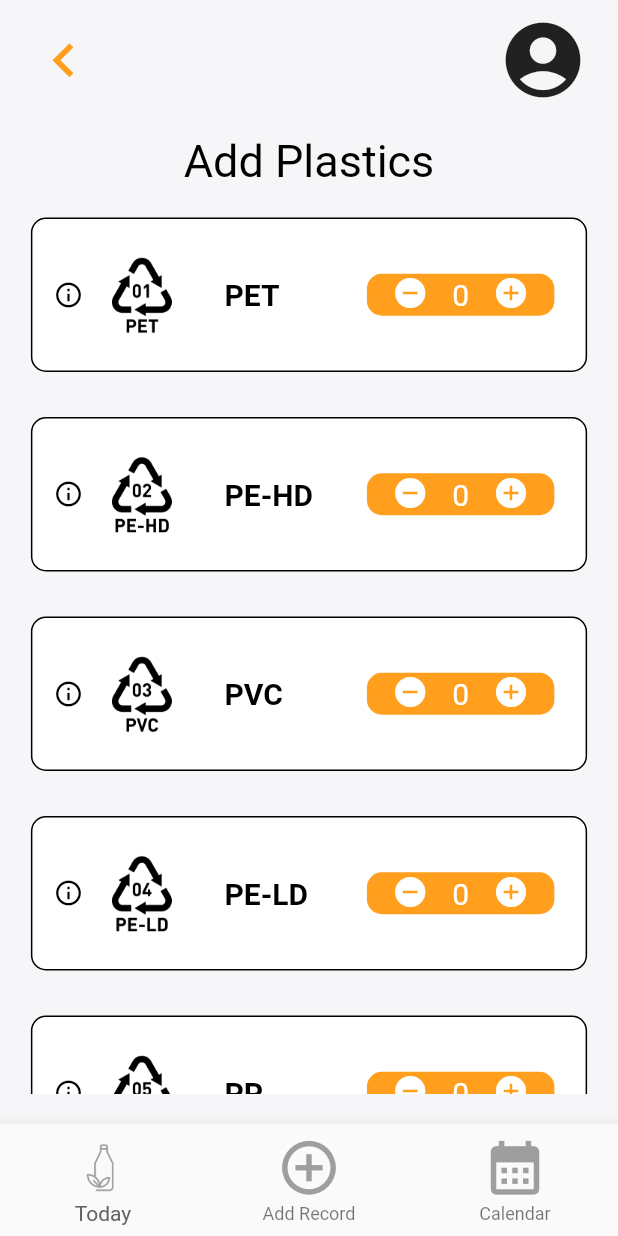
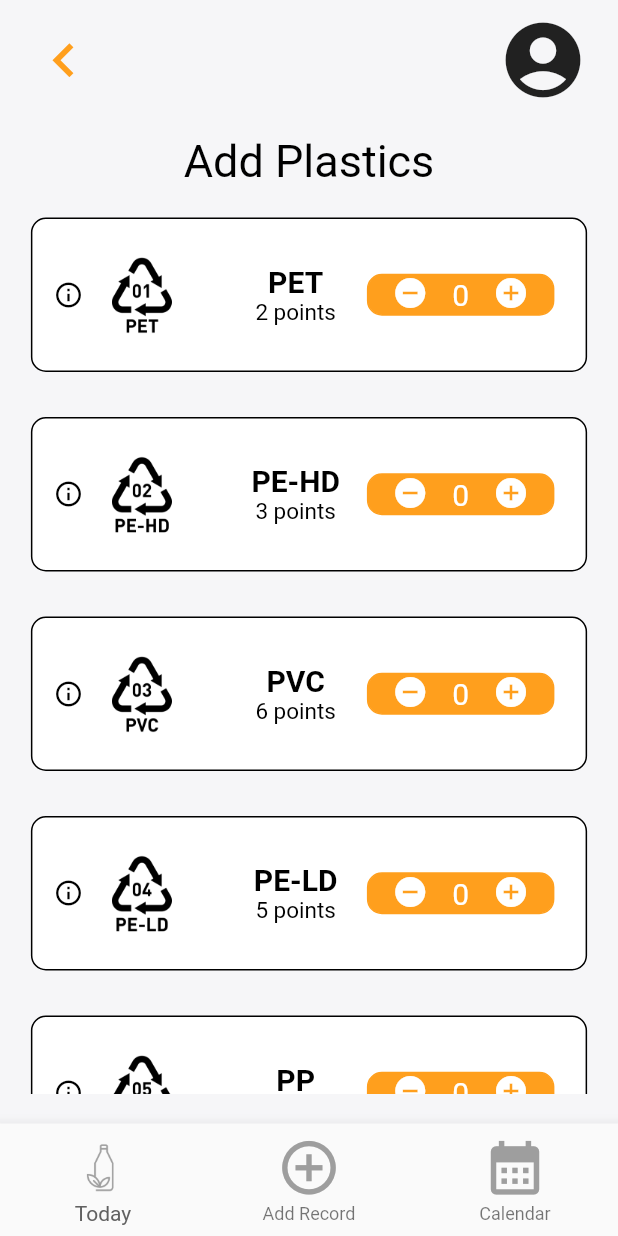
Before and after one commit to suisuiss/Plastic-Recorder, a Flutter app: the Add screen opened by its route, on a phone screen of 412 x 824 dp. Run offline on Flutter 3.47's test engine with Material 2 defaults, Android fonts, the phone set to English and light mode, and no system bars; our stand-ins replace charts_flutter, cloud_firestore, firebase_auth, firebase_core, firebase_database, flutter_image_slideshow and 3 more; missing offline and left inert: dart:ffi, dart_date; accounts and stored records are empty.

Commit message:
[UPDATE ADD]

```diff
--- a/plastic_recorder/lib/add_screen.dart
+++ b/plastic_recorder/lib/add_screen.dart
@@ -5,6 +5,7 @@ import 'dart:async';
 import 'package:cloud_firestore/cloud_firestore.dart';
 import 'package:firebase_auth/firebase_auth.dart';
 import 'package:firebase_database/ui/utils/stream_subscriber_mixin.dart';
+import 'package:flutter/foundation.dart';
 import 'package:flutter/material.dart';
 import 'package:flutter/widgets.dart';
 import 'package:flutter_image_slideshow/flutter_image_slideshow.dart';
@@ -47,36 +48,43 @@ class Add extends StatelessWidget {
                           name: 'PET',
                           pic: 'assets/im1.png',
                           typenum: 0,
+                          point: 2,
                         ),
                         Box(
                           name: 'PE-HD',
                           pic: 'assets/im2.png',
                           typenum: 1,
+                          point: 3,
                         ),
                         Box(
                           name: 'PVC',
                           pic: 'assets/im3.png',
                           typenum: 2,
+                          point: 6,
                         ),
                         Box(
                           name: 'PE-LD',
                           pic: 'assets/im4.png',
                           typenum: 3,
+                          point: 5,
                         ),
                         Box(
                           name: 'PP',
                           pic: 'assets/im5.png',
                           typenum: 4,
+                          point: 4,
                         ),
                         Box(
                           name: 'PS',
                           pic: 'assets/im6.png',
                           typenum: 5,
+                          point: 3,
                         ),
                         Box(
                           name: 'O',
                           pic: 'assets/im7.png',
                           typenum: 6,
+                          point: 8,
                         ),
                         Button(),
                       ],
@@ -97,26 +105,32 @@ class Box extends StatefulWidget {
   final String pic;
   final String name;
   final int typenum;
+  final int point;
 
   const Box(
-      {Key? key, required this.pic, required this.name, required this.typenum})
+      {Key? key,
+      required this.pic,
+      required this.name,
+      required this.typenum,
+      required this.point})
       : super(key: key);
 
   @override
-  State<Box> createState() =>
-      _BoxState(pic: this.pic, name: this.name, typenum: this.typenum);
+  State<Box> createState() => _BoxState(
+      pic: this.pic, name: this.name, typenum: this.typenum, point: this.point);
 }
 
 class _BoxState extends State<Box> {
   String pic;
   String name;
   int typenum;
+  int point;
 
-  _BoxState({
-    required this.pic,
+  _BoxState(
+      {required this.pic,
       required this.name,
       required this.typenum,
-  });
+      required this.point});
 
   @override
   Widget build(BuildContext context) {
@@ -154,7 +168,10 @@ class _BoxState extends State<Box> {
           Container(
               width: 125,
               padding: EdgeInsets.only(left: 30),
-            child: Text(
+              child: Column(
+                mainAxisAlignment: MainAxisAlignment.center,
+                children: [
+                  Text(
                     name,
                     style: TextStyle(
                         fontSize: 20,
@@ -162,7 +179,10 @@ class _BoxState extends State<Box> {
                         color: Colors.black,
                         decoration: TextDecoration.none),
                   ),
-          ),
+                  Text('$point points',
+                      style: TextStyle(fontSize: 15, color: Colors.black))
+                ],
+              )),
           addbut(
             typenum: typenum,
           ),
@@ -178,7 +198,6 @@ class Button extends StatefulWidget {
   @override
   State<Button> createState() => _ButtonState();
 }
-
 
 var total = 0;
 List<dynamic> pointdb = [0, 0, 0, 0, 0, 0, 0];
@@ -206,7 +225,8 @@ class _ButtonState extends State<Button> {
           ];
           void checkdb() async {
             bool c = false;
-            var a = FirebaseFirestore.instance.collection('UserRec').snapshots();
+            var a =
+                FirebaseFirestore.instance.collection('UserRec').snapshots();
             QuerySnapshot<Map<String, dynamic>> b = await a.first;
             final user = FirebaseAuth.instance.currentUser!;
             var uid = user.uid;
@@ -221,14 +241,33 @@ class _ButtonState extends State<Button> {
               recordpiece(type: _addbutState.type, point: point, total: total);
               _addbutState.type = [0, 0, 0, 0, 0, 0, 0];
               print('n');
+              showDialog(
+                  context: context,
+                  builder: (BuildContext context) => AlertDialog(
+                        actions: <Widget>[
+                          Column(
+                            children: [
+                              Align(
+                                alignment: Alignment.topRight,
+                                child: IconButton(
+                                  onPressed: () =>
+                                      Navigator.pop(context, 'Close'),
+                                  icon: Icon(Icons.close),
+                                  color: Colors.black,
+                                ),
+                              ),
+                              Text('NO DATA')
+                            ],
+                          )
+                        ],
+                      ));
             }
           }
 
           ;
 
           checkdb();
-
-          Navigator.pushNamed(context, '/recommendation');
+          //  Navigator.pushNamed(context, '/recommendation', arguments: point);
         },
         child: Text('ADD'),
         style: ElevatedButton.styleFrom(
@@ -264,11 +303,35 @@ class _ButtonState extends State<Button> {
       (intpiece[6] * 8),
     ];
 
-    // print(_addbutState.type);
+    print(newpoint);
+    if (listEquals(_addbutState.type, [0, 0, 0, 0, 0, 0, 0])) {
+      showDialog(
+          context: context,
+          builder: (BuildContext context) => AlertDialog(
+                actions: <Widget>[
+                  Column(
+                    children: [
+                      Align(
+                        alignment: Alignment.topRight,
+                        child: IconButton(
+                          onPressed: () => Navigator.pop(context, 'Close'),
+                          icon: Icon(Icons.close),
+                          color: Colors.black,
+                        ),
+                      ),
+                      Text('NO PLASTIC ADDED', style: TextStyle(fontSize: 20, fontWeight: FontWeight.bold),)
+                    ],
+                  )
+                ],
+              ));
+      print('no da');
+    } else {
+      print('date');
       await recordpiece(type: intpiece, point: newpoint, total: total);
       _addbutState.type = [0, 0, 0, 0, 0, 0, 0];
+      Navigator.pushNamed(context, '/recommendation', arguments: point);
     }
-
+  }
 
   var date = DateFormat.MMMd().format(new DateTime.now());
   Future<List<int>> readpiece() async {
@@ -279,7 +342,6 @@ class _ButtonState extends State<Button> {
     QuerySnapshot<Map<String, dynamic>> recpiece = await dbpie.first;
     var test;
     recpiece.docs.forEach((e) {
-
       if (e.id == '$uid $date') {
         test = e.data();
         pointdb = e.data()['allplasticpiece'];
@@ -399,7 +461,7 @@ class ibutton extends StatelessWidget {
   final int typenum;
   List<List<Widget>> type = [
     [
-      picshow(namepic: 'PET', pic: 'assets/im1.png'),
+      picshow(namepic: 'PET', pic: 'assets/PET.png'),
       picshow(namepic: 'peanut butter jar', pic: 'assets/butter.png'),
       picshow(namepic: 'soda bottle', pic: 'assets/Coke.png'),
       picshow(namepic: 'water bottle', pic: 'assets/im11.png'),
@@ -407,9 +469,9 @@ class ibutton extends StatelessWidget {
       picshow(namepic: 'condiment bottle', pic: 'assets/im13.png'),
       picshow(namepic: 'frozen food packaging', pic: 'assets/im14.png'),
       picshow(namepic: 'bakery product', pic: 'assets/im15.png'),
-
     ],
-    [picshow(namepic: 'PE-HD', pic: 'assets/im2.png'),
+    [
+      picshow(namepic: 'PE-HD', pic: 'assets/PE-HD.png'),
       picshow(namepic: 'milk jugs', pic: 'assets/im21.png'),
       picshow(namepic: 'cleaner bottles', pic: 'assets/im22.png'),
       picshow(namepic: 'shampoo bottles', pic: 'assets/im23.png'),
@@ -418,7 +480,7 @@ class ibutton extends StatelessWidget {
       picshow(namepic: 'cereal box liners', pic: 'assets/im26.png'),
     ],
     [
-      picshow(namepic: 'PVC', pic: 'assets/im3.png'),
+      picshow(namepic: 'PVC', pic: 'assets/PVC.png'),
       picshow(namepic: 'pipes', pic: 'assets/im31.png'),
       picshow(namepic: 'wire jacketing', pic: 'assets/im32.png'),
       picshow(namepic: 'clear food packaging', pic: 'assets/im33.png'),
@@ -427,7 +489,8 @@ class ibutton extends StatelessWidget {
       picshow(namepic: 'siding', pic: 'assets/im36.png'),
       picshow(namepic: 'windows', pic: 'assets/im37.png'),
     ],
-    [picshow(namepic: 'PE-LD', pic: 'assets/im4.png'),
+    [
+      picshow(namepic: 'PE-LD', pic: 'assets/PE-LD.png'),
       picshow(namepic: 'squeezable bottles', pic: 'assets/im41.png'),
       picshow(namepic: 'bread bags', pic: 'assets/im42.png'),
       picshow(namepic: 'carpet', pic: 'assets/im43.png'),
@@ -435,7 +498,8 @@ class ibutton extends StatelessWidget {
       picshow(namepic: 'tote bags', pic: 'assets/im45.png'),
       picshow(namepic: 'ziplock bags', pic: 'assets/im46.png'),
     ],
-    [picshow(namepic: 'PP', pic: 'assets/im5.png'),
+    [
+      picshow(namepic: 'PP', pic: 'assets/PP.png'),
       picshow(namepic: 'straws', pic: 'assets/im51.png'),
       picshow(namepic: 'plastic furniture', pic: 'assets/im52.png'),
       picshow(namepic: 'yogurt containers', pic: 'assets/im53.png'),
@@ -443,7 +507,8 @@ class ibutton extends StatelessWidget {
       picshow(namepic: 'butter tubs', pic: 'assets/im55.png'),
       picshow(namepic: 'tupperwear', pic: 'assets/im56.png'),
     ],
-    [picshow(namepic: 'PS', pic: 'assets/im6.png'),
+    [
+      picshow(namepic: 'PS', pic: 'assets/PS.png'),
       picshow(namepic: 'disposable plates', pic: 'assets/im61.png'),
       picshow(namepic: 'meat trays', pic: 'assets/im62.png'),
       picshow(namepic: 'egg cartons', pic: 'assets/im63.png'),
@@ -452,12 +517,14 @@ class ibutton extends StatelessWidget {
       picshow(namepic: 'plastic cutlery', pic: 'assets/im66.png'),
       picshow(namepic: 'disposable cups', pic: 'assets/im67.png'),
     ],
-    [picshow(namepic: 'O', pic: 'assets/im7.png'),
+    [
+      picshow(namepic: 'O', pic: 'assets/O.png'),
       picshow(namepic: 'sunglasses', pic: 'assets/im71.png'),
       picshow(namepic: 'CDs', pic: 'assets/im72.png'),
       picshow(namepic: 'baby bottles', pic: 'assets/im73.png'),
       picshow(namepic: 'water coolers bottle', pic: 'assets/im74.png'),
-    picshow(namepic: 'headlight lenses', pic: 'assets/im75.png'),],
+      picshow(namepic: 'headlight lenses', pic: 'assets/im75.png'),
+    ],
   ];
 
   @override
--- a/plastic_recorder/lib/today_screen.dart
+++ b/plastic_recorder/lib/today_screen.dart
@@ -481,7 +481,7 @@ class ibutton extends StatelessWidget {
   final int typenum;
   List<List<Widget>> type = [
     [
-      picshow(namepic: 'PET', pic: 'assets/im1.png'),
+      picshow(namepic: 'PET', pic: 'assets/PET.png'),
       picshow(namepic: 'peanut butter jar', pic: 'assets/butter.png'),
       picshow(namepic: 'soda bottle', pic: 'assets/Coke.png'),
       picshow(namepic: 'water bottle', pic: 'assets/im11.png'),
@@ -491,7 +491,7 @@ class ibutton extends StatelessWidget {
       picshow(namepic: 'bakery product', pic: 'assets/im15.png'),
     ],
     [
-      picshow(namepic: 'PE-HD', pic: 'assets/im2.png'),
+      picshow(namepic: 'PE-HD', pic: 'assets/PE-HD.png'),
       picshow(namepic: 'milk jugs', pic: 'assets/im21.png'),
       picshow(namepic: 'cleaner bottles', pic: 'assets/im22.png'),
       picshow(namepic: 'shampoo bottles', pic: 'assets/im23.png'),
@@ -500,7 +500,7 @@ class ibutton extends StatelessWidget {
       picshow(namepic: 'cereal box liners', pic: 'assets/im26.png'),
     ],
     [
-      picshow(namepic: 'PVC', pic: 'assets/im3.png'),
+      picshow(namepic: 'PVC', pic: 'assets/PVC.png'),
       picshow(namepic: 'pipes', pic: 'assets/im31.png'),
       picshow(namepic: 'wire jacketing', pic: 'assets/im32.png'),
       picshow(namepic: 'clear food packaging', pic: 'assets/im33.png'),
@@ -510,7 +510,7 @@ class ibutton extends StatelessWidget {
       picshow(namepic: 'windows', pic: 'assets/im37.png'),
     ],
     [
-      picshow(namepic: 'PE-LD', pic: 'assets/im4.png'),
+      picshow(namepic: 'PE-LD', pic: 'assets/PE-LD.png'),
       picshow(namepic: 'squeezable bottles', pic: 'assets/im41.png'),
       picshow(namepic: 'bread bags', pic: 'assets/im42.png'),
       picshow(namepic: 'carpet', pic: 'assets/im43.png'),
@@ -519,7 +519,7 @@ class ibutton extends StatelessWidget {
       picshow(namepic: 'ziplock bags', pic: 'assets/im46.png'),
     ],
     [
-      picshow(namepic: 'PP', pic: 'assets/im5.png'),
+      picshow(namepic: 'PP', pic: 'assets/PP.png'),
       picshow(namepic: 'straws', pic: 'assets/im51.png'),
       picshow(namepic: 'plastic furniture', pic: 'assets/im52.png'),
       picshow(namepic: 'yogurt containers', pic: 'assets/im53.png'),
@@ -528,7 +528,7 @@ class ibutton extends StatelessWidget {
       picshow(namepic: 'tupperwear', pic: 'assets/im56.png'),
     ],
     [
-      picshow(namepic: 'PS', pic: 'assets/im6.png'),
+      picshow(namepic: 'PS', pic: 'assets/PS.png'),
       picshow(namepic: 'disposable plates', pic: 'assets/im61.png'),
       picshow(namepic: 'meat trays', pic: 'assets/im62.png'),
       picshow(namepic: 'egg cartons', pic: 'assets/im63.png'),
@@ -538,7 +538,7 @@ class ibutton extends StatelessWidget {
       picshow(namepic: 'disposable cups', pic: 'assets/im67.png'),
     ],
     [
-      picshow(namepic: 'O', pic: 'assets/im7.png'),
+      picshow(namepic: 'O', pic: 'assets/O.png'),
       picshow(namepic: 'sunglasses', pic: 'assets/im71.png'),
       picshow(namepic: 'CDs', pic: 'assets/im72.png'),
       picshow(namepic: 'baby bottles', pic: 'assets/im73.png'),
```
Also changed, not shown: plastic_recorder/pubspec.yaml (+9 -0 lines), plastic_recorder/assets/O.png (added), plastic_recorder/assets/PE-HD.png (added), plastic_recorder/assets/PE-LD.png (added), plastic_recorder/assets/PET.png (added), plastic_recorder/assets/PP.png (added), plastic_recorder/assets/PS.png (added), plastic_recorder/assets/PVC.png (added). Lines whose indentation alone changed are shown as unchanged.
